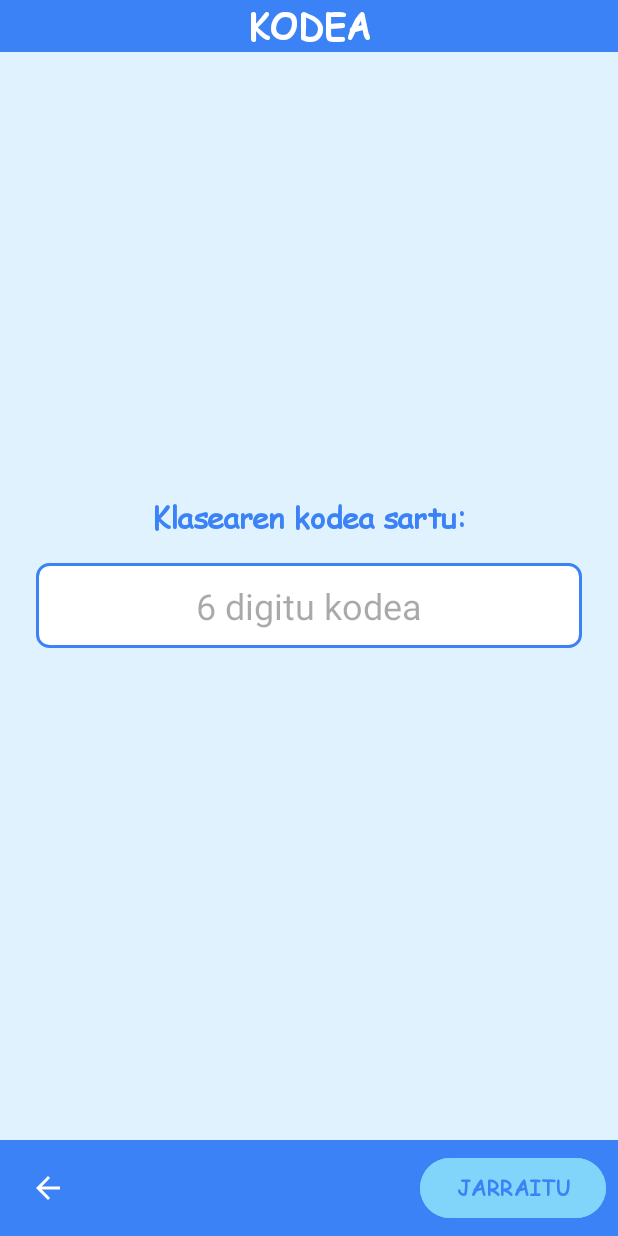
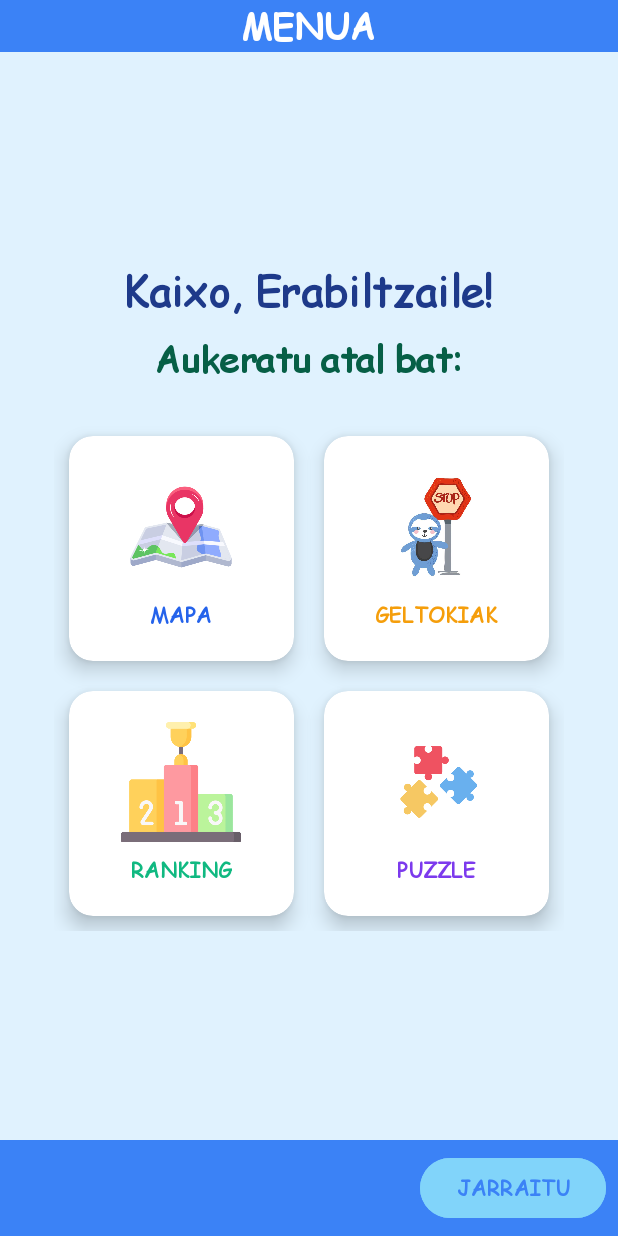
Before and after one commit to UnaiZugaza/GernikApp, an Android app: the screen it shows after launch (IkasleActivity before the commit, IkasleMenuActivity after it), after a tap on "Ikasle", on a phone screen of 412 x 824 dp. Run offline under Robolectric (Android 15) with nearby library versions, the phone set to English and light mode, and no system bars.

Commit message:
UPDATE: Cambios en clases para que funciones el menu principal

```diff
--- a/app/src/main/java/com/unairubenigor/gernikapp/IkasleActivity.kt
+++ b/app/src/main/java/com/unairubenigor/gernikapp/IkasleActivity.kt
@@ -1,55 +1,62 @@
 package com.unairubenigor.gernikapp
 
+import android.content.Intent
 import android.os.Bundle
 import android.widget.Button
 import android.widget.EditText
-import android.widget.ImageButton
-import android.widget.TextView
 import android.widget.Toast
 import androidx.appcompat.app.AppCompatActivity
 
 class IkasleActivity : AppCompatActivity() {
 
+    // Declarar las vistas
+    private lateinit var classCodeEditText: EditText
+    private lateinit var continueButton: Button
+
     override fun onCreate(savedInstanceState: Bundle?) {
         super.onCreate(savedInstanceState)
-        setContentView(R.layout.ikasle_codigo)
+        setContentView(R.layout.ikasle_codigo) // Asumo que el layout se llama activity_ikasle.xml
 
-        // --- Configuración del Menú Común (Header) ---
-        val headerView = findViewById<android.view.View>(R.id.header_layout)
-        val headerTitle = headerView.findViewById<TextView>(R.id.textViewHeaderTitle)
-        headerTitle.text = "KODEA" // Título para esta pantalla
+        // 1. Inicializar las vistas
+        classCodeEditText = findViewById(R.id.editTextClassCode)
 
-        // --- Configuración del Menú Común (Footer) ---
-        val footerView = findViewById<android.view.View>(R.id.footer_layout)
-        val btnBack = footerView.findViewById<ImageButton>(R.id.buttonBack)
-        val btnContinue = footerView.findViewById<Button>(R.id.buttonContinue)
+        // El botón "Jarraitu" está en el layout incluido (footer_layout).
+        // Primero encontramos el layout padre (footer_layout) y luego el botón dentro de él.
+        val footerLayout = findViewById<android.view.View>(R.id.footer_layout)
+        continueButton = footerLayout.findViewById(R.id.buttonContinue) // **¡IMPORTANTE! Usa el ID real del botón "Jarraitu"**
 
-        // Habilitamos el botón de ir atrás para volver a MainActivity
-        btnBack.visibility = android.view.View.VISIBLE
-        btnBack.setOnClickListener {
-            // Vuelve a la actividad anterior
-            finish()
+        // 2. Configurar el listener del botón
+        continueButton.setOnClickListener {
+            // Llamar a la función de validación y navegación
+            validateAndNavigate()
+        }
+    }
+
+    private fun validateAndNavigate() {
+        val classCode = classCodeEditText.text.toString().trim()
+
+        // 1. Validar que el código tiene exactamente 6 dígitos
+        if (classCode.length != 6) {
+            Toast.makeText(this, "Kodeak 6 digitu izan behar ditu.", Toast.LENGTH_SHORT).show()
+            return
         }
 
-        // El botón JARRAITU (Continue) es visible por defecto para enviar el código
-        btnContinue.visibility = android.view.View.VISIBLE
+        // 2. Validación de la base de datos (SIMULACIÓN)
+        // En una app real, aquí enviarías 'classCode' a un servidor o base de datos
+        // para verificar si es válido.
+        val isCodeValid = true // SIMULAMOS que el código es válido para la navegación
 
-        // --- Lógica Principal de la Pantalla ---
-        val editTextCode = findViewById<EditText>(R.id.editTextClassCode)
+        if (isCodeValid) {
+            // 3. Crear el Intent para navegar a IkasleMenuActivity
+            val intent = Intent(this, IkasleMenuActivity::class.java)
+            // Opcional: Puedes pasar el código de clase a la siguiente actividad si es necesario
+            intent.putExtra("CLASS_CODE", classCode)
+            startActivity(intent)
+            finish() // Opcional: Cierra IkasleActivity para que el usuario no pueda volver atrás con el botón físico 'Atrás'
 
-        btnContinue.setOnClickListener {
-            val code = editTextCode.text.toString()
-
-            if (code.length == 6) {
-                // Aquí iría la lógica para validar el código con un servidor o base de datos
-                Toast.makeText(this, "Código $code enviado. ¡Entrando a la clase!", Toast.LENGTH_SHORT).show()
-                // Navegación a la siguiente pantalla (e.g., Tablero del estudiante)
-                // val intent = Intent(this, NextScreenActivity::class.java)
-                // startActivity(intent)
-
-            } else {
-                Toast.makeText(this, "Por favor, introduce un código de 6 dígitos.", Toast.LENGTH_SHORT).show()
-            }
+        } else {
+            // Mensaje de error si la base de datos dice que el código no existe
+            Toast.makeText(this, "Kodea ez da zuzena. Saiatu berriro.", Toast.LENGTH_SHORT).show()
         }
     }
 }
--- a/app/src/main/java/com/unairubenigor/gernikapp/IkasleMenuActivity.kt
+++ b/app/src/main/java/com/unairubenigor/gernikapp/IkasleMenuActivity.kt
@@ -4,44 +4,49 @@ import androidx.appcompat.app.AppCompatActivity
 import androidx.cardview.widget.CardView
 import android.content.Intent
 import android.os.Bundle
-import com.unairubenigor.gernikapp.R
+import android.widget.TextView
 
 class IkasleMenuActivity : AppCompatActivity() {
 
-    // Define las clases de destino en un Companion Object (el equivalente a static en Java)
+    // Define las clases de destino en un Companion Object
     companion object {
-        // IMPORTANTE: Debes crear estas Activities de destino (OptionAActivity, etc.)
-        // y registrarlas en tu AndroidManifest.xml
-        private val ACTIVITY_A = OptionAActivity::class.java // ej., Jarduerak
-        private val ACTIVITY_B = OptionBActivity::class.java // ej., Argazkiak
-        private val ACTIVITY_C = OptionCActivity::class.java // ej., Bideoak
-        private val ACTIVITY_D = OptionDActivity::class.java // ej., Informazioa
+        private val ACTIVITY_A = OptionAActivity::class.java
+        private val ACTIVITY_B = OptionBActivity::class.java
+        private val ACTIVITY_C = OptionCActivity::class.java
+        private val ACTIVITY_D = OptionDActivity::class.java
     }
 
     override fun onCreate(savedInstanceState: Bundle?) {
         super.onCreate(savedInstanceState)
-        // Asume que el layout sigue llamándose activity_student_menu
-        setContentView(R.layout.activity_student_menu)
+        setContentView(R.layout.ikasle_menu)
 
-        // Encuentra los cuatro elementos CardView
+        // --- Configuración del Menú Común (Header) ---
+        val headerView = findViewById<android.view.View>(R.id.header_layout)
+        val headerTitle = headerView.findViewById<TextView>(R.id.textViewHeaderTitle)
+        headerTitle.text = "MENUA"
+
+        // --- Recibir y mostrar el nombre del usuario ---
+        val userName = intent.getStringExtra("USER_NAME")
+        val textViewUserName = findViewById<TextView>(R.id.textViewUserName)
+
+        // Si el nombre no es nulo ni está vacío, lo muestra
+        if (!userName.isNullOrEmpty()) {
+            textViewUserName.text = "Kaixo, $userName!"
+        }
+
+        // --- Configuración de las tarjetas ---
         val cardOption1: CardView = findViewById(R.id.cardOption1)
         val cardOption2: CardView = findViewById(R.id.cardOption2)
         val cardOption3: CardView = findViewById(R.id.cardOption3)
         val cardOption4: CardView = findViewById(R.id.cardOption4)
 
-        // Establece listeners para cada opción usando lambdas de Kotlin
         cardOption1.setOnClickListener { navigateTo(ACTIVITY_A) }
         cardOption2.setOnClickListener { navigateTo(ACTIVITY_B) }
         cardOption3.setOnClickListener { navigateTo(ACTIVITY_C) }
         cardOption4.setOnClickListener { navigateTo(ACTIVITY_D) }
     }
 
-    /**
-     * Método de ayuda para iniciar una nueva Activity.
-     * @param destinationClass La clase de Activity de destino.
-     */
     private fun navigateTo(destinationClass: Class<*>) {
-        // 'this' hace referencia al contexto de la actividad
         val intent = Intent(this, destinationClass)
         startActivity(intent)
     }
--- a/app/src/main/java/com/unairubenigor/gernikapp/MainActivity.kt
+++ b/app/src/main/java/com/unairubenigor/gernikapp/MainActivity.kt
@@ -3,6 +3,7 @@ package com.unairubenigor.gernikapp
 import android.content.Intent
 import android.os.Bundle
 import android.widget.Button
+import android.widget.EditText
 import android.widget.ImageButton
 import android.widget.TextView
 import androidx.appcompat.app.AppCompatActivity
@@ -11,42 +12,39 @@ class MainActivity : AppCompatActivity() {
 
     override fun onCreate(savedInstanceState: Bundle?) {
         super.onCreate(savedInstanceState)
+        // Usa el layout que tiene el campo para el nombre
         setContentView(R.layout.activity_main)
 
         // --- Configuración del Menú Común (Header) ---
-        // 🚨 CORREGIDO: Usar R.id.header_layout (ID de la etiqueta <include>) en lugar de R.id.menu_arriba
         val headerView = findViewById<android.view.View>(R.id.header_layout)
         val headerTitle = headerView.findViewById<TextView>(R.id.textViewHeaderTitle)
-        // Establecemos el título para esta pantalla
         headerTitle.text = "HASIERA"
 
         // --- Configuración del Menú Común (Footer) ---
-        // 🚨 CORREGIDO: Usar R.id.footer_layout (ID de la etiqueta <include>) en lugar de R.id.footer
         val footerView = findViewById<android.view.View>(R.id.footer_layout)
         val btnBack = footerView.findViewById<ImageButton>(R.id.buttonBack)
         val btnContinue = footerView.findViewById<Button>(R.id.buttonContinue)
 
-        // En la pantalla principal no mostramos el botón de ir atrás.
         btnBack.visibility = android.view.View.INVISIBLE
-        // El botón JARRAITU (Continue) se usa para ir adelante después de la selección.
-        // Lo ocultamos por ahora, ya que el diseño usa los botones de rol para la navegación.
         btnContinue.visibility = android.view.View.INVISIBLE
 
         // --- Lógica Principal de la Pantalla ---
+        val editTextNombre = findViewById<EditText>(R.id.editTextNombre)
         val buttonIrakasle = findViewById<Button>(R.id.buttonIrakasle)
         val buttonIkasle = findViewById<Button>(R.id.buttonIkasle)
 
         // Acción al pulsar IRAKASLE
         buttonIrakasle.setOnClickListener {
-            // Navega a la pantalla del profesor (generar código)
             val intent = Intent(this, IrakasleActivity::class.java)
             startActivity(intent)
         }
 
         // Acción al pulsar IKASLE
         buttonIkasle.setOnClickListener {
-            // Navega a la pantalla del estudiante (introducir código)
-            val intent = Intent(this, IkasleActivity::class.java)
+            val nombre = editTextNombre.text.toString()
+            val intent = Intent(this, IkasleMenuActivity::class.java)
+            // Pasamos el nombre a la siguiente actividad
+            intent.putExtra("USER_NAME", nombre)
             startActivity(intent)
         }
     }
--- /dev/null
+++ b/app/src/main/res/layout/item_activity_placeholder.xml
@@ -0,0 +1,6 @@
+<?xml version="1.0" encoding="utf-8"?>
+<androidx.constraintlayout.widget.ConstraintLayout xmlns:android="http://schemas.android.com/apk/res/android"
+    android:layout_width="match_parent"
+    android:layout_height="match_parent">
+
+</androidx.constraintlayout.widget.ConstraintLayout>
```
